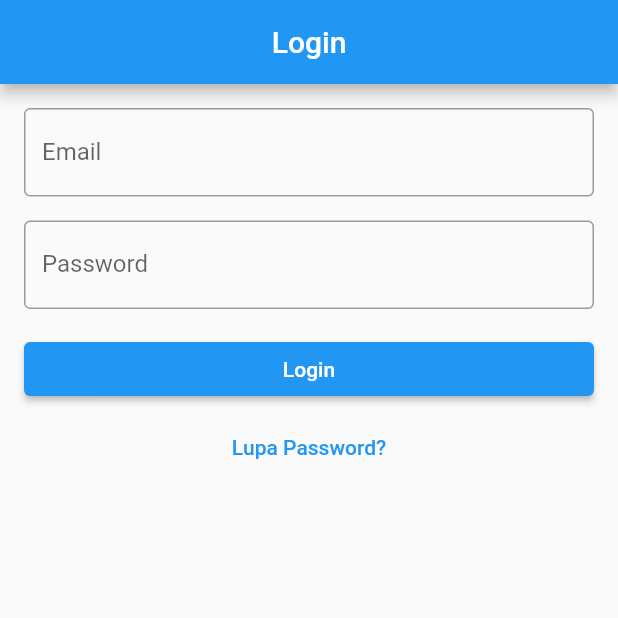
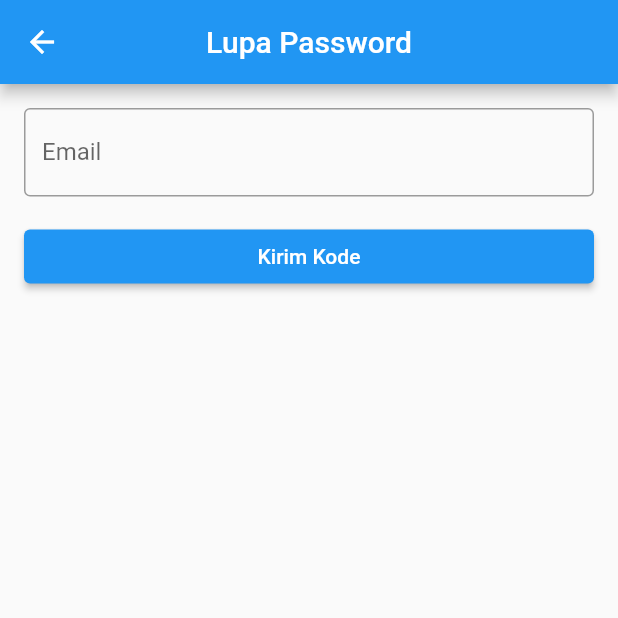
Before and after one commit to antonijulio/lokasiawan, a Flutter app: the screen it shows after launch, after a tap on "Lupa Password?", on a phone screen of 412 x 824 dp, the top half of it. Run offline on Flutter 3.47's test engine with Material 2 defaults, Android fonts, the phone set to English and light mode, and no system bars; our stand-ins replace cloud_firestore, firebase_auth, firebase_core, get; accounts and stored records are empty.

Commit message:
add fitur: forgot password

```diff
--- /dev/null
+++ b/lib/app/modules/forgot_password/bindings/forgot_password_binding.dart
@@ -0,0 +1,12 @@
+import 'package:get/get.dart';
+
+import '../controllers/forgot_password_controller.dart';
+
+class ForgotPasswordBinding extends Bindings {
+  @override
+  void dependencies() {
+    Get.lazyPut<ForgotPasswordController>(
+      () => ForgotPasswordController(),
+    );
+  }
+}
--- /dev/null
+++ b/lib/app/modules/forgot_password/views/forgot_password_view.dart
@@ -0,0 +1,53 @@
+import 'package:flutter/material.dart';
+
+import 'package:get/get.dart';
+
+import '../controllers/forgot_password_controller.dart';
+
+class ForgotPasswordView extends GetView<ForgotPasswordController> {
+  const ForgotPasswordView({Key? key}) : super(key: key);
+  @override
+  Widget build(BuildContext context) {
+    return Scaffold(
+      appBar: AppBar(
+        title: const Text('Lupa Password'),
+        centerTitle: true,
+      ),
+      body: ListView(
+        padding: const EdgeInsets.all(16.0),
+        children: [
+          TextField(
+            controller: controller.emailController,
+            autocorrect: false,
+            decoration: const InputDecoration(
+              border: OutlineInputBorder(),
+              label: Text("Email"),
+            ),
+          ),
+          const SizedBox(height: 16.0),
+          Obx(
+            () => ElevatedButton(
+              onPressed: () async {
+                if (controller.isLoading.isFalse) {
+                  await controller.sendEmail();
+                }
+              },
+              child: controller.isLoading.isFalse
+                  ? const Text("Kirim Kode")
+                  : const Row(
+                      mainAxisAlignment: MainAxisAlignment.center,
+                      children: [
+                        Flexible(
+                          child: CircularProgressIndicator(
+                            color: Colors.white,
+                          ),
+                        ),
+                      ],
+                    ),
+            ),
+          ),
+        ],
+      ),
+    );
+  }
+}
--- a/lib/app/modules/login/views/login_view.dart
+++ b/lib/app/modules/login/views/login_view.dart
@@ -1,6 +1,7 @@
 import 'package:flutter/material.dart';
 
 import 'package:get/get.dart';
+import 'package:lokasiawan/app/routes/app_pages.dart';
 
 import '../controllers/login_controller.dart';
 
@@ -68,7 +69,7 @@ class LoginView extends GetView<LoginController> {
           const SizedBox(height: 4.0),
           //^ lUPA PASSWORD
           TextButton(
-            onPressed: () {},
+            onPressed: () => Get.toNamed(Routes.FORGOT_PASSWORD),
             child: const Text("Lupa Password?"),
           ),
         ],
--- a/lib/app/routes/app_routes.dart
+++ b/lib/app/routes/app_routes.dart
@@ -7,6 +7,7 @@ abstract class Routes {
   static const ADDED_EMPLOYEES = _Paths.ADDED_EMPLOYEES;
   static const LOGIN = _Paths.LOGIN;
   static const NEW_PASSWORD = _Paths.NEW_PASSWORD;
+  static const FORGOT_PASSWORD = _Paths.FORGOT_PASSWORD;
 }
 
 abstract class _Paths {
@@ -15,4 +16,5 @@ abstract class _Paths {
   static const ADDED_EMPLOYEES = '/added-employees';
   static const LOGIN = '/login';
   static const NEW_PASSWORD = '/new-password';
+  static const FORGOT_PASSWORD = '/forgot-password';
 }
```
Also changed, not shown: lib/app/modules/forgot_password/controllers/forgot_password_controller.dart (added, +32 -0 lines), lib/app/routes/app_pages.dart (+7 -0 lines).
